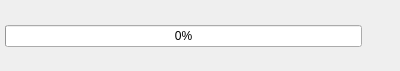
First picture: the form in 2.x/UI/dooble_downloads_item.ui, repository textbrowser/dooble, before the edit.
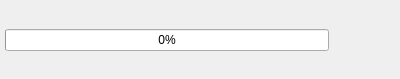
Second picture: the form after the edit.

Commit message: Pause and resume download items.

Diff of the .ui file:
```diff
--- a/2.x/UI/dooble_downloads_item.ui
+++ b/2.x/UI/dooble_downloads_item.ui
@@ -7,7 +7,7 @@
     <x>0</x>
     <y>0</y>
     <width>400</width>
-    <height>71</height>
+    <height>79</height>
    </rect>
   </property>
   <property name="windowTitle">
@@ -63,6 +63,22 @@
      </item>
     </layout>
    </item>
+   <item>
+    <widget class="QToolButton" name="pause_resume">
+     <property name="toolTip">
+      <string>Pause</string>
+     </property>
+     <property name="iconSize">
+      <size>
+       <width>20</width>
+       <height>20</height>
+      </size>
+     </property>
+     <property name="autoRaise">
+      <bool>true</bool>
+     </property>
+    </widget>
+   </item>
    <item>
     <widget class="QToolButton" name="cancel">
      <property name="toolTip">
```
Left out of the diff: 4 changed lines with no effect on the pictures. The commit also changes 5 other files.
